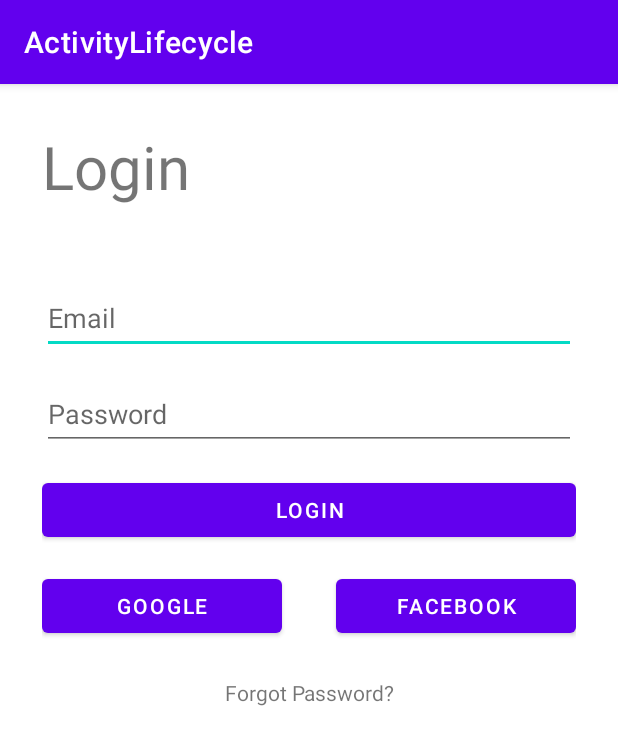
After one commit to nuryadincjr/Sesi-5-Activity-Lifecycle, an Android app: the LoginActivity screen opened directly, with no data from a screen before it, on a phone screen of 412 x 824 dp. The commit adds this screen. Shown: the top 745 px of the screen. Run offline under Robolectric (Android 15) with nearby library versions, the phone set to English and light mode, and no system bars.

Commit message:
sesion 7 layout hirarki

```diff
--- /dev/null
+++ b/app/src/main/java/com/nuryadincjr/activitylifecycle/stadyCaseSesion7/LoginActivity.java
@@ -0,0 +1,16 @@
+package com.nuryadincjr.activitylifecycle.stadyCaseSesion7;
+
+import androidx.appcompat.app.AppCompatActivity;
+
+import android.os.Bundle;
+
+import com.nuryadincjr.activitylifecycle.R;
+
+public class LoginActivity extends AppCompatActivity {
+
+    @Override
+    protected void onCreate(Bundle savedInstanceState) {
+        super.onCreate(savedInstanceState);
+        setContentView(R.layout.activity_login);
+    }
+}
--- /dev/null
+++ b/app/src/main/res/layout/activity_login.xml
@@ -0,0 +1,71 @@
+<?xml version="1.0" encoding="utf-8"?>
+<RelativeLayout xmlns:android="http://schemas.android.com/apk/res/android"
+    xmlns:app="http://schemas.android.com/apk/res-auto"
+    xmlns:tools="http://schemas.android.com/tools"
+    android:layout_width="match_parent"
+    android:layout_height="match_parent"
+    android:orientation="vertical"
+    android:padding="28dp"
+    tools:context=".stadyCaseSesion7.LoginActivity">
+
+    <TextView
+        android:id="@+id/tvLogin"
+        android:layout_width="match_parent"
+        android:layout_height="wrap_content"
+        android:layout_marginBottom="50dp"
+        android:text="@string/login"
+        android:textSize="40sp" />
+
+    <EditText
+        android:id="@+id/etEmail"
+        android:layout_width="match_parent"
+        android:layout_height="wrap_content"
+        android:hint="@string/email"
+        android:minHeight="48dp"
+        android:layout_below="@+id/tvLogin"/>
+
+    <EditText
+        android:id="@+id/etPassword"
+        android:layout_width="match_parent"
+        android:layout_height="wrap_content"
+        android:layout_below="@id/etEmail"
+        android:layout_marginTop="16dp"
+        android:hint="@string/password"
+        android:minHeight="48dp" />
+
+    <Button
+        android:id="@+id/btnLogin"
+        android:layout_width="match_parent"
+        android:layout_height="wrap_content"
+        android:layout_below="@+id/etPassword"
+        android:layout_marginTop="16dp"
+        android:text="@string/login" />
+
+    <Button
+        android:id="@+id/btnGoogle"
+        android:layout_width="160dp"
+        android:layout_height="wrap_content"
+        android:layout_below="@+id/btnLogin"
+        android:layout_alignParentStart="true"
+        android:layout_marginTop="16dp"
+        android:text="@string/google" />
+
+    <Button
+        android:id="@+id/btnFacebook"
+        android:layout_width="160dp"
+        android:layout_height="wrap_content"
+        android:layout_below="@+id/btnLogin"
+        android:layout_alignParentEnd="true"
+        android:layout_marginTop="16dp"
+        android:text="@string/facebook" />
+
+    <TextView
+        android:id="@+id/tvForgotPswd"
+        android:layout_width="match_parent"
+        android:layout_height="wrap_content"
+        android:layout_marginTop="24dp"
+        android:gravity="center"
+        android:layout_below="@+id/btnFacebook"
+        android:text="@string/forgot_password" />
+
+</RelativeLayout>
--- a/app/src/main/res/values/strings.xml
+++ b/app/src/main/res/values/strings.xml
@@ -15,4 +15,11 @@
 
     <string name="hello_first_fragment">Hello first fragment</string>
     <string name="hello_second_fragment">Hello second fragment. Arg: %1$s</string>
+    <string name="login">Login</string>
+    <string name="forgot_password">Forgot Password?</string>
+    <string name="login">Login</string>
+    <string name="email">Email</string>
+    <string name="password">Password</string>
+    <string name="facebook">Facebook</string>
+    <string name="google">Google</string>
 </resources>
```
Also changed, not shown: app/src/main/AndroidManifest.xml (+17 -4 lines), app/src/main/java/com/nuryadincjr/activitylifecycle/layout/ConstainLayoutActivity.java (added, +16 -0 lines), app/src/main/java/com/nuryadincjr/activitylifecycle/layout/LinierLayoutActivity.java (added, +16 -0 lines), app/src/main/java/com/nuryadincjr/activitylifecycle/layout/RelativeLayoutActivity.java (added, +16 -0 lines), app/src/main/java/com/nuryadincjr/activitylifecycle/layout/TableLayoutActivity.java (added, +16 -0 lines), app/src/main/res/layout/activity_constain_layout.xml (added, +38 -0 lines), app/src/main/res/layout/activity_linier_layout.xml (added, +22 -0 lines), app/src/main/res/layout/activity_relative_layout.xml (added, +24 -0 lines), app/src/main/res/layout/activity_table_layout.xml (added, +44 -0 lines).
